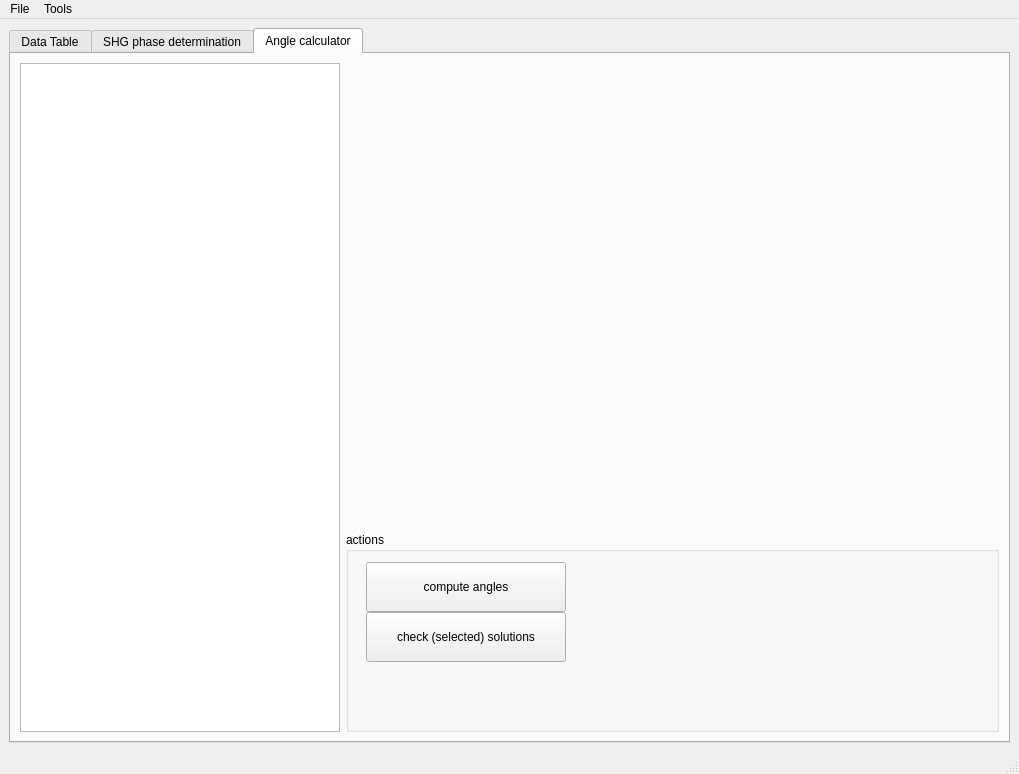
Qt form src/main/python/easyAMPS_maingui.ui (bd-delnatan/easyAMPS) before a commit.
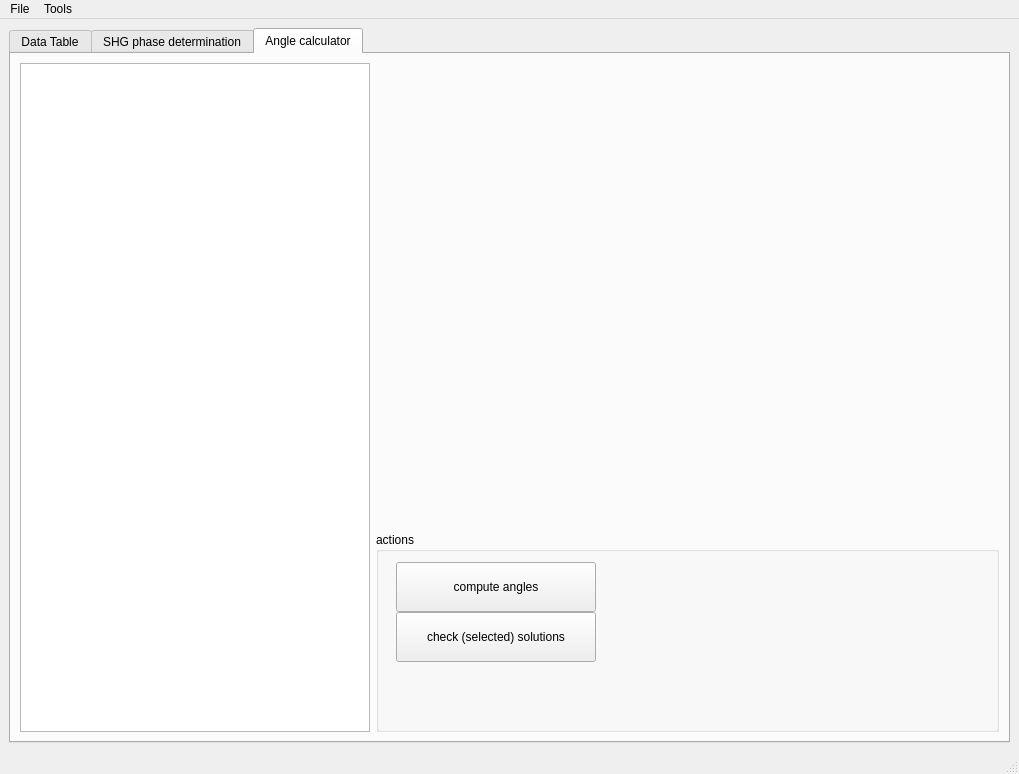
The same form after that commit. The open tabs and pages were chosen to show the change. Custom widgets are drawn as their Qt base class.

```diff
--- a/src/main/python/easyAMPS_maingui.ui
+++ b/src/main/python/easyAMPS_maingui.ui
@@ -402,7 +402,7 @@
           </property>
           <property name="minimumSize">
            <size>
-            <width>320</width>
+            <width>350</width>
             <height>100</height>
            </size>
           </property>
```
